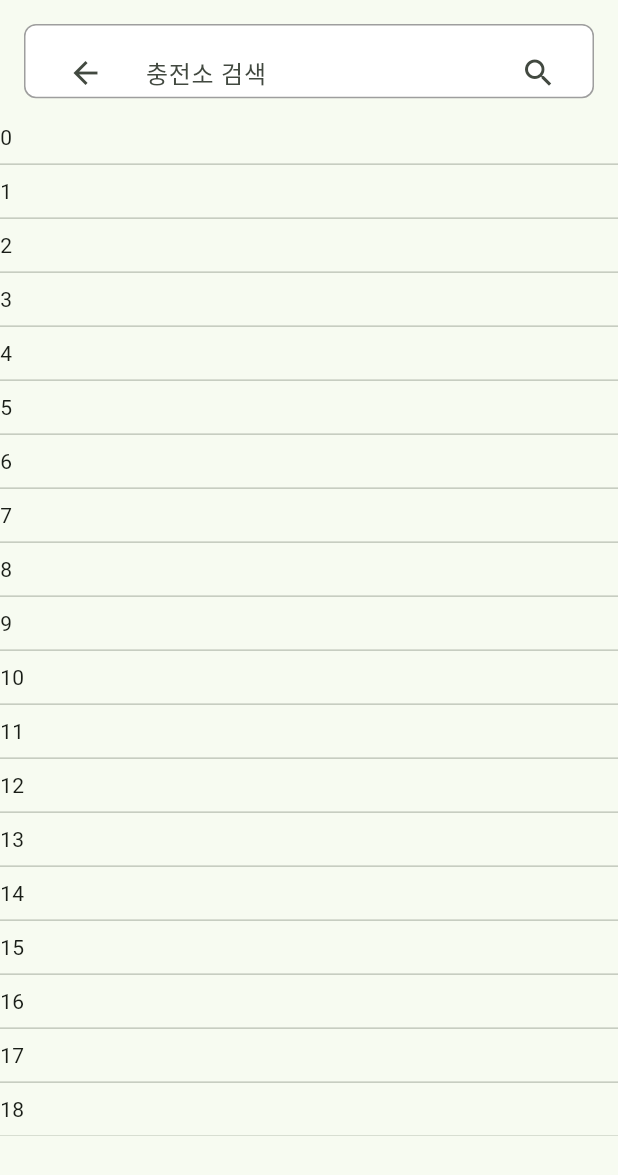
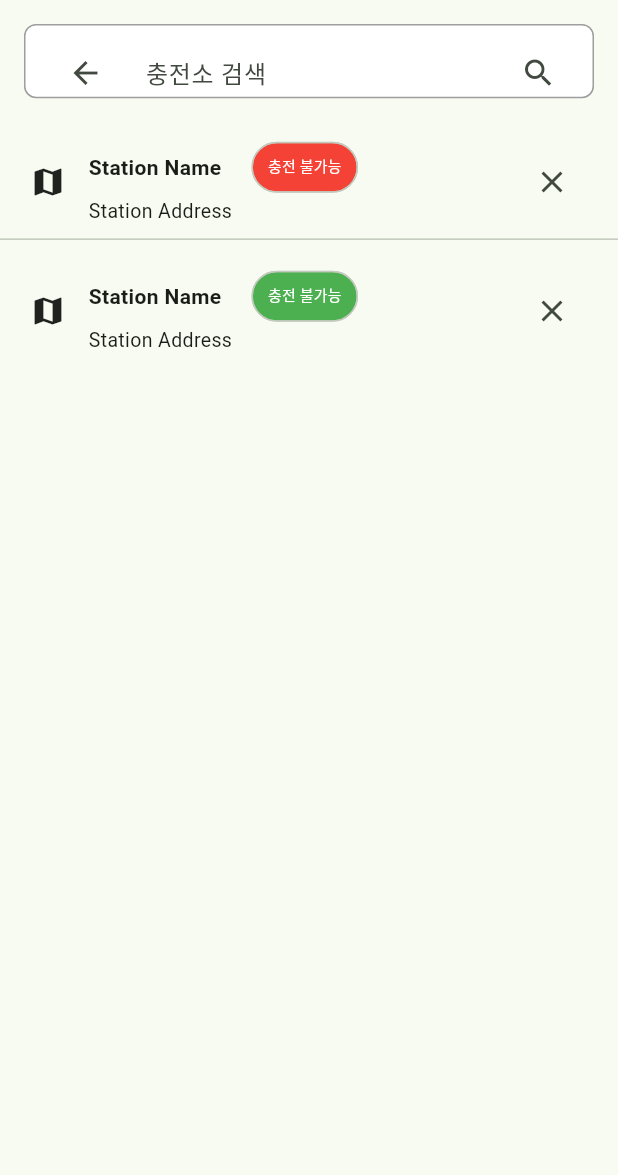
Before and after one commit to LeeHuSeong/EVFinder, a Flutter app: the SearchChargerView screen opened directly, on a phone screen of 412 x 824 dp. Shown: the top 1175 px of the screen. Run offline on Flutter 3.47's test engine with Material 3 defaults, Android fonts, the phone set to English and light mode, and no system bars; our stand-ins replace cloud_firestore, firebase_auth, firebase_core, google_sign_in; missing offline and left inert: flutter_naver_map; accounts and stored records are empty.

Commit message:
충전소 검색 페이지 화면 구성, listitem 위젯화

```diff
--- a/evfinder/lib/View/search_charger_view.dart
+++ b/evfinder/lib/View/search_charger_view.dart
@@ -1,3 +1,4 @@
+import 'package:evfinder/View/widget/listtile_ChargerInfo_widget.dart';
 import 'package:flutter/material.dart';
 
 class SearchChargerView extends StatefulWidget {
@@ -42,12 +43,12 @@ class _SearchChargerViewState extends State<SearchChargerView> {
             SizedBox(
               height: MediaQuery.of(context).size.height * 0.82,
               child: ListView.separated(
-                itemCount: 100,
+                itemCount: 2,
                 // primary: false,
                 physics: AlwaysScrollableScrollPhysics(),
                 shrinkWrap: true,
                 itemBuilder: (BuildContext context, int index) {
-                  return Text(index.toString());
+                  return ListtileChargerinfoWidget(chargerStat: index);
                 },
                 separatorBuilder: (BuildContext context, int index) => Divider(),
               ),
--- /dev/null
+++ b/evfinder/lib/View/widget/listtile_ChargerInfo_widget.dart
@@ -0,0 +1,55 @@
+import 'package:flutter/material.dart';
+
+class ListtileChargerinfoWidget extends StatelessWidget {
+  const ListtileChargerinfoWidget({super.key, required this.chargerStat});
+
+  final int chargerStat;
+
+  @override
+  Widget build(BuildContext context) {
+    return Padding(
+      padding: const EdgeInsets.only(left: 20.0, right: 20, top: 10),
+      child: Container(
+        width: MediaQuery.of(context).size.width,
+        height: 60,
+        child: Row(
+          mainAxisAlignment: MainAxisAlignment.spaceBetween,
+          children: [
+            Row(
+              children: [
+                Icon(Icons.map),
+                SizedBox(width: 15),
+                Column(
+                  crossAxisAlignment: CrossAxisAlignment.start,
+                  children: [
+                    Row(
+                      children: [
+                        Text("Station Name", style: TextStyle(fontWeight: FontWeight.w700)),
+                        SizedBox(width: 20),
+                        Chip(
+                          shape: RoundedRectangleBorder(
+                            borderRadius: BorderRadius.circular(30), // 더 크게 할수록 더 둥글어짐
+                          ),
+                          visualDensity: VisualDensity.compact,
+                          labelPadding: EdgeInsets.all(2.0),
+                          label: Text("충전 불가능", style: TextStyle(color: Colors.white, fontSize: 10)),
+                          backgroundColor: chargerStat == 0 ? Colors.red : Colors.green,
+                        ),
+                      ],
+                    ),
+                    Text("Station Address", style: TextStyle(fontSize: 13)),
+                  ],
+                ),
+              ],
+            ),
+            IconButton(onPressed: () {}, icon: Icon(Icons.close)),
+          ],
+        ),
+      ), // ListTile(
+      //   leading: Icon(Icons.map),
+      //   title: Text("Station Name"),
+      //   subtitle: Text(" Address", style: TextStyle(fontSize: 13)),
+      // ),
+    );
+  }
+}
```
